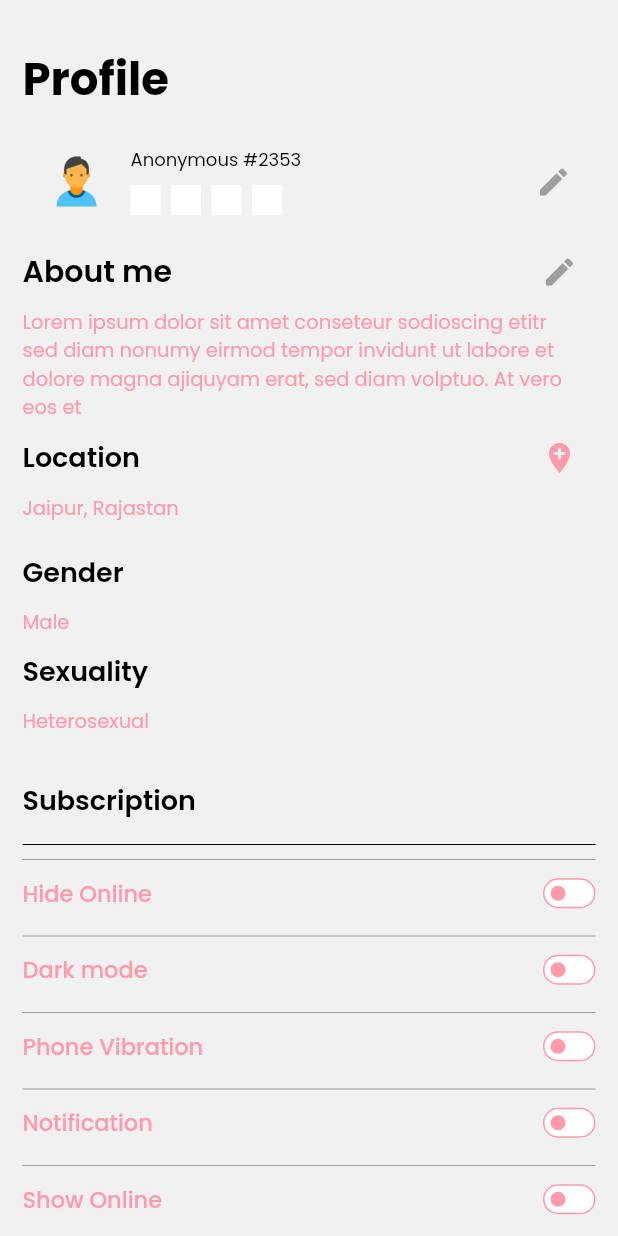
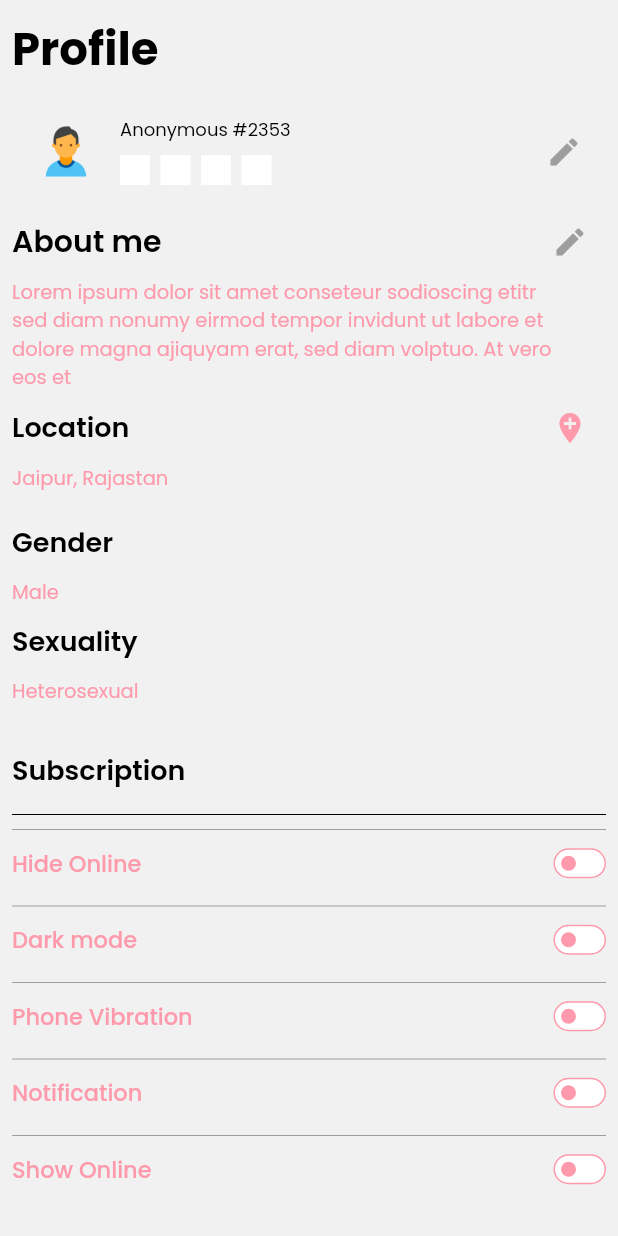
Before and after one commit to Abdulazeez-ojulari/private-chat, a Flutter app: the ProfilePage screen opened directly, on a phone screen of 412 x 824 dp. Run offline on Flutter 3.47's test engine with Material 2 defaults, Android fonts, the phone set to English and light mode, and no system bars; drawn by our look-alikes of flutter_switch; our stand-ins replace cloud_firestore, dropdown_button2, firebase_auth, firebase_core, font_awesome_flutter, google_fonts and 1 more; accounts and stored records are empty.

Commit message:
Fixed Darkmode for bottomnav, also improved responsiveness

```diff
--- a/lib/main.dart
+++ b/lib/main.dart
@@ -31,7 +31,7 @@ class MyApp extends StatelessWidget {
         Provider<DataBase>(
           create: (_) => FirestorDatabase(''),
         ),
-        ChangeNotifierProvider<ThemeNotifier>(
+        ListenableProvider<ThemeNotifier>(
           create: (_) => ThemeNotifier(),
         )
       ],
@@ -40,7 +40,7 @@ class MyApp extends StatelessWidget {
           debugShowCheckedModeBanner: false,
           title: 'Private.Chat',
           theme: Provider.of<ThemeNotifier>(context).darkTheme ? dark : light,
-          home: NewHomePage(),
+          home: LandingPage(),
         );
       },
     );
--- a/lib/screens/new_home/new_home_page.dart
+++ b/lib/screens/new_home/new_home_page.dart
@@ -1,4 +1,5 @@
 import 'package:flutter/material.dart';
+import 'package:privatechat/screens/chat_screen.dart';
 import 'package:privatechat/screens/friends_chat.dart';
 import 'package:privatechat/screens/home_page.dart';
 import 'package:privatechat/screens/profile/profile_page.dart';
--- a/lib/screens/profile/profile_page.dart
+++ b/lib/screens/profile/profile_page.dart
@@ -5,22 +5,16 @@ import 'package:privatechat/screens/profile/sub_tile.dart';
 import 'package:privatechat/utils/themeNotifier.dart';
 import 'package:provider/provider.dart';
 
-class ProfilePage extends StatefulWidget {
+class ProfilePage extends StatelessWidget {
   const ProfilePage({Key? key}) : super(key: key);
 
   @override
-  State<ProfilePage> createState() => _ProfilePageState();
-}
-
-class _ProfilePageState extends State<ProfilePage> {
-  bool status = false;
-  @override
   Widget build(BuildContext context) {
-    return SafeArea(
-      child: Scaffold(
-        body: SingleChildScrollView(
-          child: Padding(
-            padding: const EdgeInsets.symmetric(vertical: 30, horizontal: 15),
+    return Scaffold(
+      body: SafeArea(
+        child: SingleChildScrollView(
+          padding: EdgeInsets.symmetric(horizontal: 8, vertical: 10),
+          physics: BouncingScrollPhysics(),
           child: Column(
             crossAxisAlignment: CrossAxisAlignment.start,
             children: [
@@ -31,13 +25,9 @@ class _ProfilePageState extends State<ProfilePage> {
               SizedBox(
                 height: 10,
               ),
-                Column(
-                  crossAxisAlignment: CrossAxisAlignment.start,
-                  children: [
               ListTile(
                 leading: CircleAvatar(
-                        backgroundColor:
-                            Provider.of<ThemeNotifier>(context).darkTheme
+                  backgroundColor: Provider.of<ThemeNotifier>(context).darkTheme
                       ? Color(0xff201F24)
                       : Color(0xfff1f1f1),
                   child: Image.asset(
@@ -96,14 +86,12 @@ class _ProfilePageState extends State<ProfilePage> {
                   ),
                 ),
               ),
-                  ],
-                ),
               Row(
                 mainAxisAlignment: MainAxisAlignment.spaceBetween,
                 children: [
                   Text("About me",
-                        style: TextStyle(
-                            fontSize: 20, fontWeight: FontWeight.w600)),
+                      style:
+                          TextStyle(fontSize: 20, fontWeight: FontWeight.w600)),
                   IconButton(
                       onPressed: () {},
                       icon: Icon(
@@ -127,8 +115,8 @@ class _ProfilePageState extends State<ProfilePage> {
                 mainAxisAlignment: MainAxisAlignment.spaceBetween,
                 children: [
                   Text("Location",
-                        style: TextStyle(
-                            fontSize: 18, fontWeight: FontWeight.w600)),
+                      style:
+                          TextStyle(fontSize: 18, fontWeight: FontWeight.w600)),
                   IconButton(
                       onPressed: () {},
                       icon: Icon(
@@ -149,8 +137,7 @@ class _ProfilePageState extends State<ProfilePage> {
                 height: 10,
               ),
               Text("Gender",
-                    style:
-                        TextStyle(fontSize: 18, fontWeight: FontWeight.w600)),
+                  style: TextStyle(fontSize: 18, fontWeight: FontWeight.w600)),
               SizedBox(
                 height: 10,
               ),
@@ -163,8 +150,7 @@ class _ProfilePageState extends State<ProfilePage> {
                 height: 10,
               ),
               Text("Sexuality",
-                    style:
-                        TextStyle(fontSize: 18, fontWeight: FontWeight.w600)),
+                  style: TextStyle(fontSize: 18, fontWeight: FontWeight.w600)),
               SizedBox(
                 height: 10,
               ),
@@ -177,8 +163,7 @@ class _ProfilePageState extends State<ProfilePage> {
                 height: 30,
               ),
               Text("Subscription",
-                    style:
-                        TextStyle(fontSize: 18, fontWeight: FontWeight.w600)),
+                  style: TextStyle(fontSize: 18, fontWeight: FontWeight.w600)),
               SizedBox(
                 height: 15,
               ),
@@ -188,70 +173,42 @@ class _ProfilePageState extends State<ProfilePage> {
               ),
               SubTile(
                 title: "Hide Online",
-                ),
-                Consumer(
-                  builder: (context, ThemeNotifier themeNotifier, child) {
-                    return Padding(
-                      padding: const EdgeInsets.symmetric(vertical: 8.0),
-                      child: Column(
-                        children: [
-                          Divider(
-                            height: 2,
-                            color: Colors.grey,
-                          ),
-                          SizedBox(
-                            height: 10,
-                          ),
-                          Row(
-                              mainAxisAlignment: MainAxisAlignment.spaceBetween,
-                              children: [
-                                Text(
-                                  'Dark mode',
-                                  style: TextStyle(
-                                      color: Color(0xffFE9AAB),
-                                      fontSize: 15,
-                                      fontWeight: FontWeight.w500),
-                                ),
-                                SizedBox(
-                                  height: 10,
-                                ),
-                                FlutterSwitch(
-                                  activeColor: Color(0xffFE9AAB),
-                                  inactiveColor: themeNotifier.darkTheme
-                                      ? Color(0xff201F24)
-                                      : Colors.white,
-                                  inactiveToggleColor: Color(0xffFE9AAB),
-                                  switchBorder:
-                                      Border.all(color: Color(0xffFE9AAB)),
-                                  width: 35.0,
-                                  height: 20.0,
-                                  toggleSize: 10.0,
-                                  value: status,
-                                  borderRadius: 20.0,
-                                  onToggle: (val) {
-                                    setState(() {
-                                      status = val;
-                                      themeNotifier.toggleTheme();
-                                    });
-                                  },
-                                ),
-                              ]),
-                        ],
-                      ),
-                    );
-                  },
+                onToggle: (val) {},
+                value: Provider.of<ThemeNotifier>(
+                  context,
+                ).status1,
               ),
               SubTile(
+                title: 'Dark mode',
+                value: Provider.of<ThemeNotifier>(
+                  context,
+                ).status2,
+                onToggle: (val) =>
+                    Provider.of<ThemeNotifier>(context, listen: false)
+                        .toggleTheme(val),
+              ),
+              SubTile(
+                value: Provider.of<ThemeNotifier>(
+                  context,
+                ).status3,
                 title: "Phone Vibration",
+                onToggle: (val) {},
               ),
               SubTile(
                 title: "Notification",
+                onToggle: (val) {},
+                value: Provider.of<ThemeNotifier>(
+                  context,
+                ).status4,
               ),
               SubTile(
                 title: "Show Online",
+                onToggle: (val) {},
+                value: Provider.of<ThemeNotifier>(
+                  context,
+                ).status5,
               ),
             ],
-            ),
           ),
         ),
       ),
--- a/lib/screens/profile/sub_tile.dart
+++ b/lib/screens/profile/sub_tile.dart
@@ -5,9 +5,12 @@ import 'package:privatechat/utils/themeNotifier.dart';
 
 class SubTile extends StatefulWidget {
   final String title;
+  final void Function(bool) onToggle;
+  final bool value;
   const SubTile({
     Key? key,
     required this.title,
+    required this.onToggle, required this.value,
   }) : super(key: key);
 
   @override
@@ -45,24 +48,24 @@ class _SubTileState extends State<SubTile> {
                   inactiveColor: Provider.of<ThemeNotifier>(context).darkTheme
                       ? Color(0xff201F24)
                       : Colors.white,
-              inactiveToggleColor: Color(0xffFE9AAB),
+                  inactiveToggleColor:  Provider.of<ThemeNotifier>(context).darkTheme
+                      ? Colors.white
+                      : Color(0xffFE9AAB),
                   switchBorder: Border.all(color: Color(0xffFE9AAB)),
                   width: 35.0,
                   height: 20.0,
                   toggleSize: 10.0,
-              value: status,
+                  value: widget.value,
                   borderRadius: 20.0,
-              onToggle: (val) {
-                setState(() {
-                  status = val;
-                });
-              },
+                  onToggle: (val) => widget.onToggle(val),
+            )]
+
             ),
             // IconButton(onPressed: (){
             // },icon: Icon(widget.iconData,color: Color(0xffFE9AAB),size: 35,),)
           ]),
-        ],
-      ),
+
       );
+
   }
 }
--- a/lib/utils/themeNotifier.dart
+++ b/lib/utils/themeNotifier.dart
@@ -26,6 +26,11 @@ class ThemeNotifier extends ChangeNotifier {
   final String key = "theme";
 
   bool darkTheme = false;
+  bool status1 = false;
+  bool status2 = false;
+  bool status3 = false;
+  bool status4 = false;
+  bool status5 = false;
 
   //Getter
 
@@ -33,9 +38,14 @@ class ThemeNotifier extends ChangeNotifier {
     darkTheme = true;
   }
 
-  toggleTheme() {
+  updateStatus2(val) {
+    status2 = val;
+    notifyListeners();
+  }
+
+  toggleTheme(val) {
     darkTheme = !darkTheme;
-
+    updateStatus2(val);
     notifyListeners();
   }
 }
--- a/pubspec.yaml
+++ b/pubspec.yaml
@@ -47,7 +47,7 @@ dependencies:
 
 
 dev_dependencies:
-  flutter_lints: ^1.0.0
+  # flutter_lints: ^1.0.0
   flutter_test:
     sdk: flutter
 
```
Also changed, not shown: lib/screens/chat_screen.dart (+5 -3 lines), lib/screens/friends_chat.dart (+3 -4 lines), lib/screens/new_home/cupertino_home_scaffold.dart (+10 -4 lines), lib/screens/new_home/custom_bottom_bar.dart (+19 -19 lines), pubspec.lock. Lines whose indentation alone changed are shown as unchanged.
